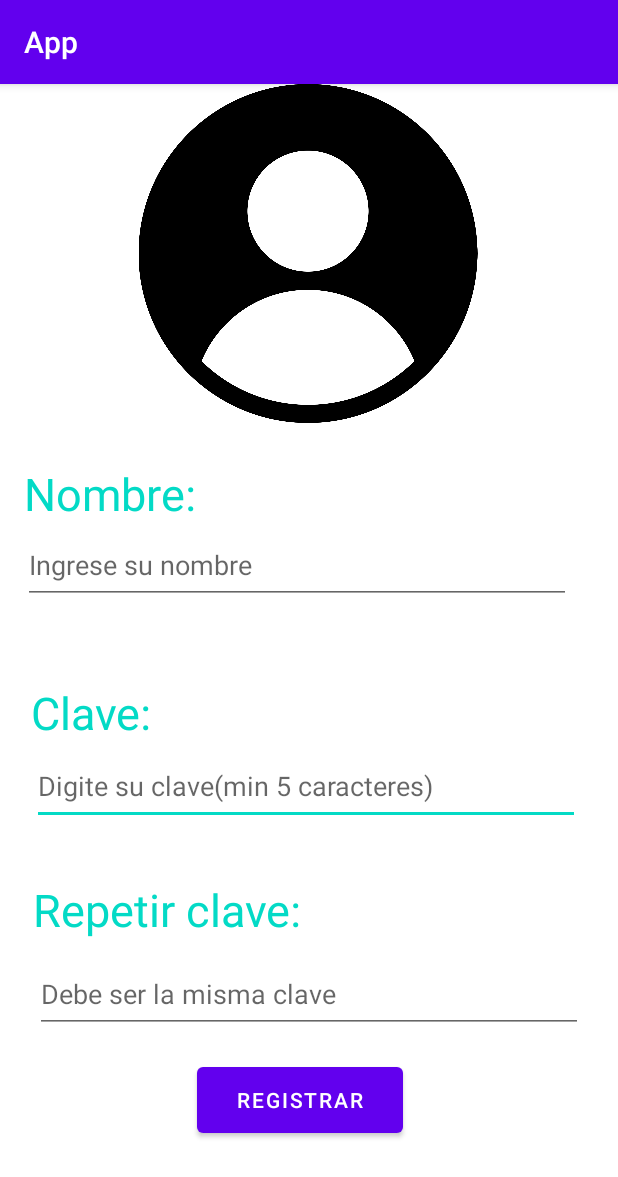
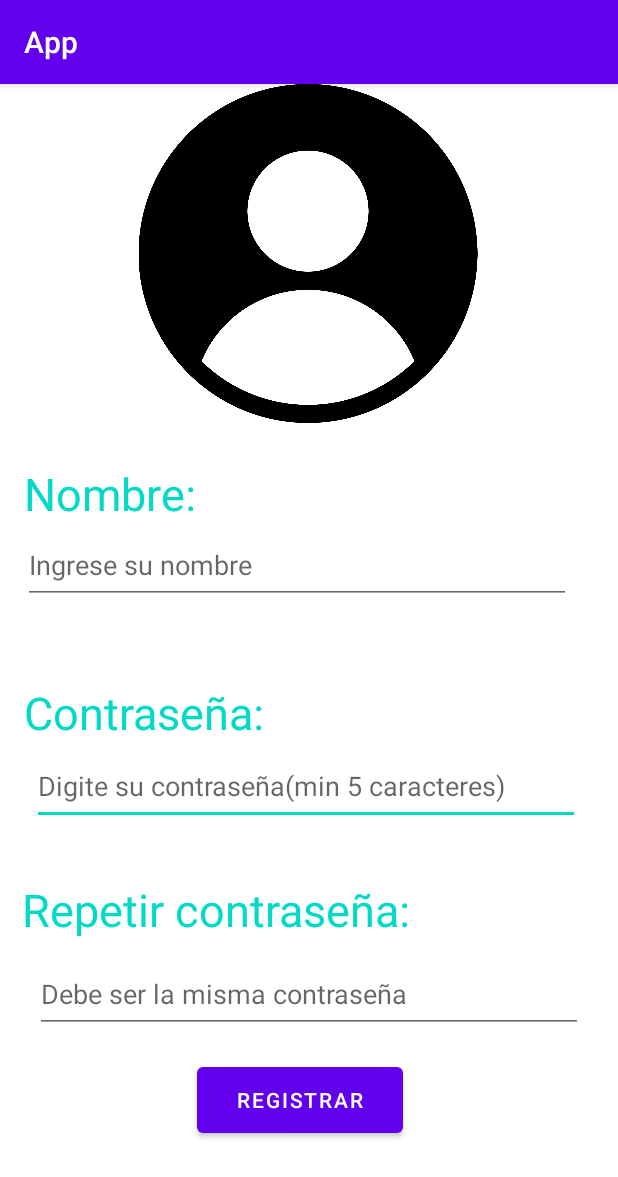
Before and after one commit to Johann2323/Apps, an Android app: the MainActivity screen opened directly, with no data from a screen before it, on a phone screen of 412 x 824 dp. Shown: the top 1177 px of the screen. Run offline under Robolectric (Android 15) with nearby library versions, the phone set to English and light mode, and no system bars.

Commit message:
Codigo para textview

```diff
--- a/app/src/main/res/layout/activity_main.xml
+++ b/app/src/main/res/layout/activity_main.xml
@@ -23,7 +23,7 @@
         android:id="@+id/txt_clave"
         android:layout_width="365dp"
         android:layout_height="52dp"
-        android:hint="Digite su clave(min 5 caracteres)"
+        android:hint="Digite su contraseña(min 5 caracteres)"
         android:inputType="textPassword"
         app:layout_constraintBottom_toBottomOf="parent"
         app:layout_constraintEnd_toEndOf="parent"
@@ -35,7 +35,7 @@
     <TextView
         android:layout_width="wrap_content"
         android:layout_height="wrap_content"
-        android:text="Clave:"
+        android:text="Contraseña:"
         android:textColor="@color/design_default_color_secondary"
         android:textSize="30sp"
 
@@ -64,7 +64,7 @@
         android:id="@+id/txt_repclave"
         android:layout_width="365dp"
         android:layout_height="52dp"
-        android:hint="Debe ser la misma clave"
+        android:hint="Debe ser la misma contraseña"
         android:inputType="textPassword"
         app:layout_constraintBottom_toBottomOf="parent"
         app:layout_constraintEnd_toEndOf="parent"
@@ -76,7 +76,7 @@
         android:id="@+id/textView"
         android:layout_width="wrap_content"
         android:layout_height="wrap_content"
-        android:text="Repetir clave:"
+        android:text="Repetir contraseña:"
         android:textColor="@color/design_default_color_secondary"
         android:textSize="30sp"
         app:layout_constraintBottom_toBottomOf="parent"
```
